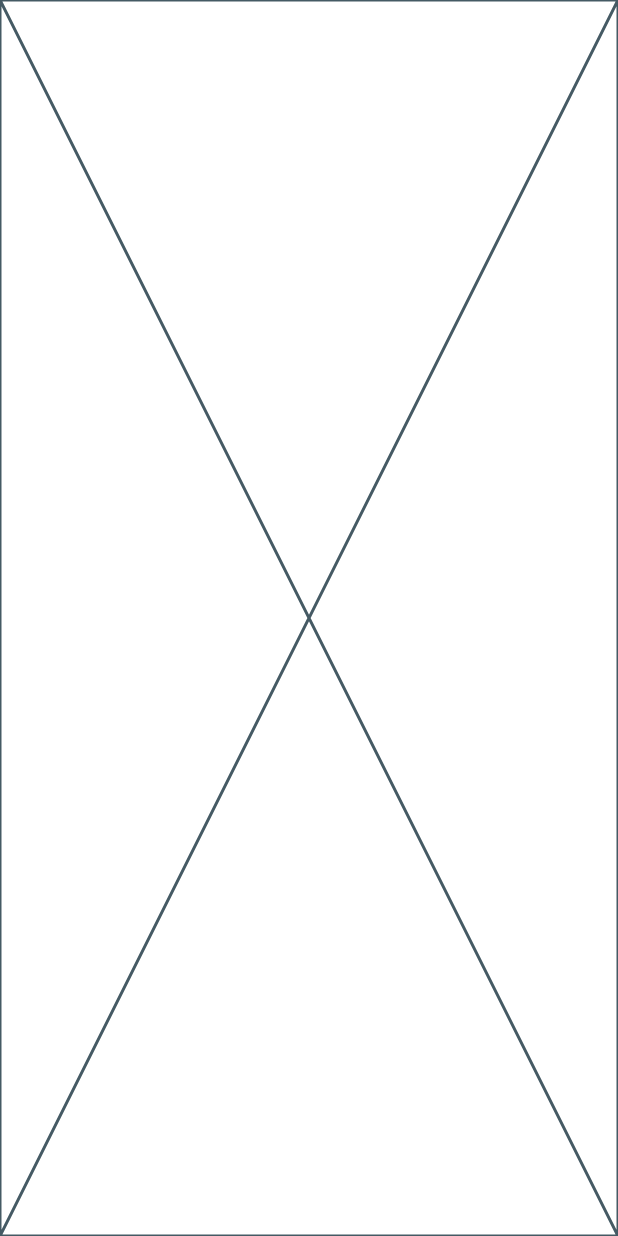
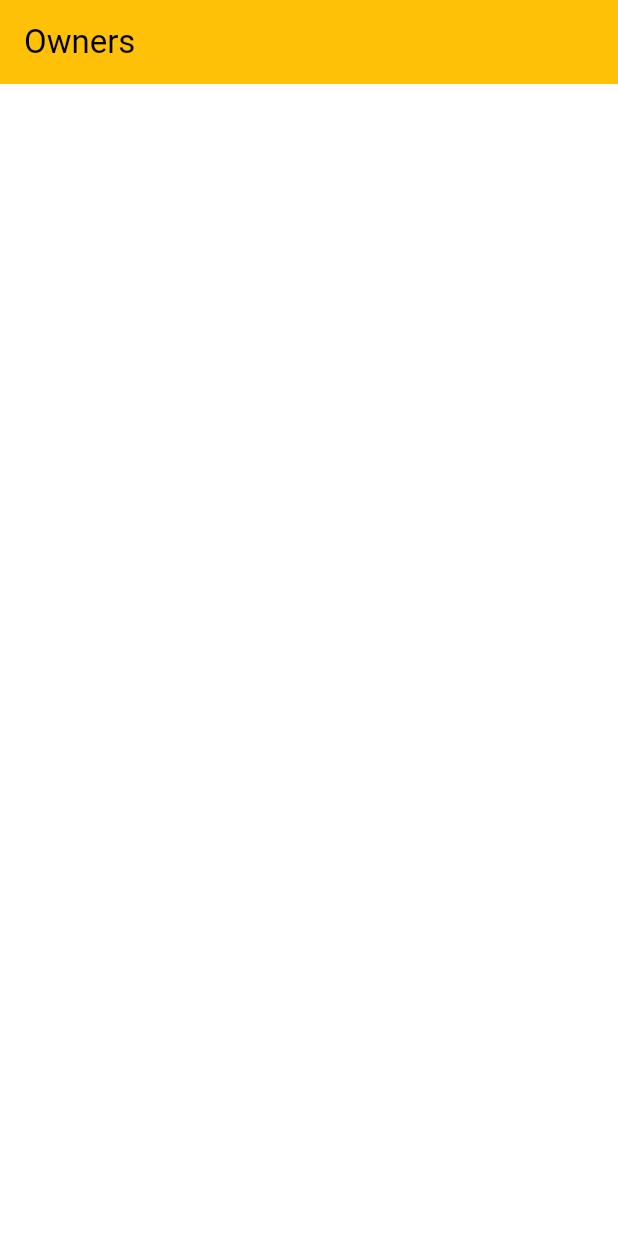
Before and after one commit to AndreXi/parking-qr-security, a Flutter app: the screen it shows after launch, on a phone screen of 412 x 824 dp. Run offline on Flutter 3.47's test engine with Material 2 defaults, Android fonts, the phone set to English and light mode, and no system bars; our stand-ins replace auto_route, bloc, flutter_bloc, hive_flutter; missing offline and left inert: ferry, ferry_hive_store, gql_http_link; accounts and stored records are empty; generated files the repository leaves out were written again.

Commit message:
init: owners view

```diff
--- a/client/residential_management/lib/app/view/app.dart
+++ b/client/residential_management/lib/app/view/app.dart
@@ -11,10 +11,12 @@ class App extends StatelessWidget {
   Widget build(BuildContext context) {
     return MaterialApp.router(
       theme: ThemeData(
-        appBarTheme: const AppBarTheme(color: Color(0xFF13B9FF)),
+        appBarTheme: const AppBarTheme(color: Colors.amber),
         colorScheme: ColorScheme.fromSwatch(
+          primarySwatch: Colors.grey,
           accentColor: const Color(0xFF13B9FF),
         ),
+        useMaterial3: true,
       ),
       localizationsDelegates: AppLocalizations.localizationsDelegates,
       supportedLocales: AppLocalizations.supportedLocales,
--- a/client/residential_management/lib/l10n/arb/app_en.arb
+++ b/client/residential_management/lib/l10n/arb/app_en.arb
@@ -1,7 +1,8 @@
 {
-    "@@locale": "en",
-    "counterAppBarTitle": "Counter",
-    "@counterAppBarTitle": {
-        "description": "Text shown in the AppBar of the Counter Page"
-    }
+  "@@locale": "en",
+  "counterAppBarTitle": "Counter",
+  "@counterAppBarTitle": {
+    "description": "Text shown in the AppBar of the Counter Page"
+  },
+  "ownersAppBarTitle": "Owners"
 }
--- a/client/residential_management/lib/l10n/arb/app_es.arb
+++ b/client/residential_management/lib/l10n/arb/app_es.arb
@@ -1,7 +1,8 @@
 {
-    "@@locale": "es",
-    "counterAppBarTitle": "Contador",
-    "@counterAppBarTitle": {
-        "description": "Texto mostrado en la AppBar de la página del contador"
-    }
+  "@@locale": "es",
+  "counterAppBarTitle": "Contador",
+  "@counterAppBarTitle": {
+    "description": "Texto mostrado en la AppBar de la página del contador"
+  },
+  "ownersAppBarTitle": "Propietarios"
 }
--- a/client/residential_management/lib/owners/view/owners_page.dart
+++ b/client/residential_management/lib/owners/view/owners_page.dart
@@ -1,5 +1,6 @@
 import 'package:auto_route/auto_route.dart';
 import 'package:flutter/material.dart';
+import 'package:residential_management/l10n/l10n.dart';
 
 @RoutePage()
 class OwnersPage extends StatelessWidget {
@@ -7,6 +8,12 @@ class OwnersPage extends StatelessWidget {
 
   @override
   Widget build(BuildContext context) {
-    return const Placeholder();
+    final l10n = context.l10n;
+
+    return Scaffold(
+      appBar: AppBar(
+        title: Text(l10n.ownersAppBarTitle),
+      ),
+    );
   }
 }
```
